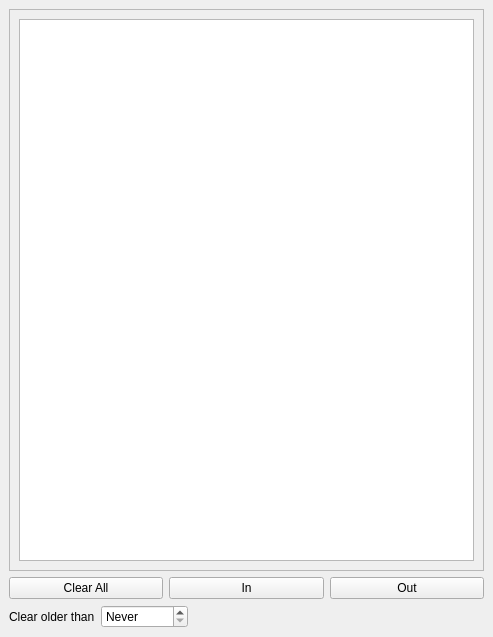
First picture: the form in not1mm/test.ui, repository mbridak/not1mm, before the edit.
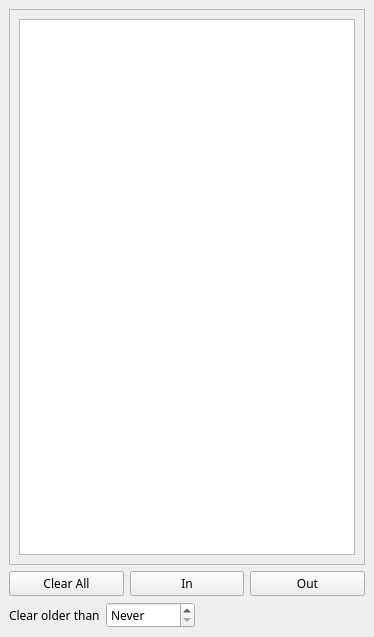
Second picture: the form after the edit.

What changed in the file:
```diff
--- a/not1mm/test.ui
+++ b/not1mm/test.ui
@@ -6,10 +6,15 @@
    <rect>
     <x>0</x>
     <y>0</y>
-    <width>493</width>
+    <width>374</width>
     <height>637</height>
    </rect>
   </property>
+  <property name="font">
+   <font>
+    <family>JetBrains Mono</family>
+   </font>
+  </property>
   <property name="windowTitle">
    <string>BandMap</string>
   </property>
@@ -17,6 +22,12 @@
    <layout class="QVBoxLayout" name="verticalLayout_2">
     <item>
      <widget class="QScrollArea" name="scrollArea">
+      <property name="font">
+       <font>
+        <family>JetBrains Mono</family>
+        <pointsize>9</pointsize>
+       </font>
+      </property>
       <property name="widgetResizable">
        <bool>true</bool>
       </property>
@@ -25,13 +36,26 @@
         <rect>
          <x>0</x>
          <y>0</y>
-         <width>477</width>
+         <width>358</width>
          <height>527</height>
         </rect>
        </property>
+       <property name="font">
+        <font>
+         <family>JetBrains Mono</family>
+         <pointsize>9</pointsize>
+        </font>
+       </property>
        <layout class="QVBoxLayout" name="verticalLayout">
         <item>
-         <widget class="QGraphicsView" name="graphicsView"/>
+         <widget class="QGraphicsView" name="graphicsView">
+          <property name="font">
+           <font>
+            <family>JetBrains Mono</family>
+            <pointsize>9</pointsize>
+           </font>
+          </property>
+         </widget>
         </item>
        </layout>
       </widget>
```
